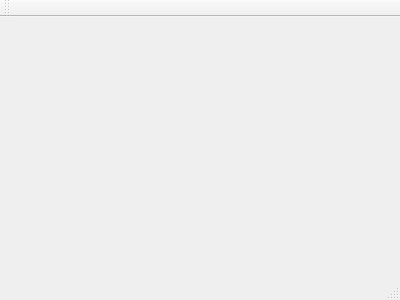
Old version of the form mainwindow.ui in the repository NickReardon/P2-Bulk-Club-Project.
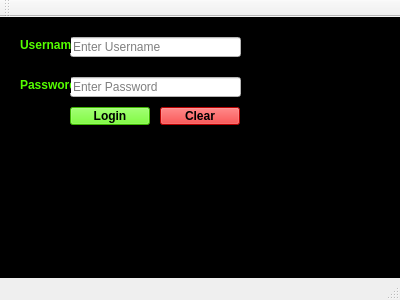
New version of the form.

Commit message: Added UI for the login page to start coding.

The edit to the form file:
```diff
--- a/mainwindow.ui
+++ b/mainwindow.ui
@@ -12,13 +12,171 @@
   <property name="windowTitle" >
    <string>MainWindow</string>
   </property>
-  <widget class="QMenuBar" name="menuBar" />
-  <widget class="QToolBar" name="mainToolBar" />
-  <widget class="QWidget" name="centralWidget" />
-  <widget class="QStatusBar" name="statusBar" />
+  <widget class="QWidget" name="centralWidget">
+   <widget class="QFrame" name="frame">
+    <property name="geometry">
+     <rect>
+      <x>0</x>
+      <y>0</y>
+      <width>401</width>
+      <height>271</height>
+     </rect>
+    </property>
+    <property name="styleSheet">
+     <string notr="true">background: #000;</string>
+    </property>
+    <property name="frameShape">
+     <enum>QFrame::StyledPanel</enum>
+    </property>
+    <property name="frameShadow">
+     <enum>QFrame::Raised</enum>
+    </property>
+    <widget class="QLineEdit" name="lineEdit">
+     <property name="geometry">
+      <rect>
+       <x>70</x>
+       <y>20</y>
+       <width>171</width>
+       <height>20</height>
+      </rect>
+     </property>
+     <property name="styleSheet">
+      <string notr="true">background-color: rgb(255, 255, 255);</string>
+     </property>
+     <property name="placeholderText">
+      <string>Enter Username</string>
+     </property>
+    </widget>
+    <widget class="QLineEdit" name="lineEdit_2">
+     <property name="geometry">
+      <rect>
+       <x>70</x>
+       <y>60</y>
+       <width>171</width>
+       <height>20</height>
+      </rect>
+     </property>
+     <property name="styleSheet">
+      <string notr="true">background-color: rgb(255, 255, 255);</string>
+     </property>
+     <property name="echoMode">
+      <enum>QLineEdit::Password</enum>
+     </property>
+     <property name="placeholderText">
+      <string>Enter Password</string>
+     </property>
+    </widget>
+    <widget class="QLabel" name="label">
+     <property name="geometry">
+      <rect>
+       <x>20</x>
+       <y>20</y>
+       <width>51</width>
+       <height>16</height>
+      </rect>
+     </property>
+     <property name="font">
+      <font>
+       <weight>75</weight>
+       <bold>true</bold>
+      </font>
+     </property>
+     <property name="styleSheet">
+      <string notr="true">color: rgb(85, 255, 0);</string>
+     </property>
+     <property name="text">
+      <string>Username</string>
+     </property>
+    </widget>
+    <widget class="QLabel" name="label_2">
+     <property name="geometry">
+      <rect>
+       <x>20</x>
+       <y>60</y>
+       <width>51</width>
+       <height>16</height>
+      </rect>
+     </property>
+     <property name="font">
+      <font>
+       <weight>75</weight>
+       <bold>true</bold>
+      </font>
+     </property>
+     <property name="styleSheet">
+      <string notr="true">color: rgb(85, 255, 0);</string>
+     </property>
+     <property name="text">
+      <string>Password</string>
+     </property>
+    </widget>
+    <widget class="QPushButton" name="pushButton">
+     <property name="geometry">
+      <rect>
+       <x>160</x>
+       <y>90</y>
+       <width>80</width>
+       <height>18</height>
+      </rect>
+     </property>
+     <property name="font">
+      <font>
+       <weight>75</weight>
+       <bold>true</bold>
+      </font>
+     </property>
+     <property name="styleSheet">
+      <string notr="true">background-color: rgb(255, 0, 0);</string>
+     </property>
+     <property name="text">
+      <string>Clear</string>
+     </property>
+    </widget>
+    <widget class="QPushButton" name="pushButton_2">
+     <property name="geometry">
+      <rect>
+       <x>70</x>
+       <y>90</y>
+       <width>80</width>
+       <height>18</height>
+      </rect>
+     </property>
+     <property name="font">
+      <font>
+       <weight>75</weight>
+       <bold>true</bold>
+      </font>
+     </property>
+     <property name="styleSheet">
+      <string notr="true">background-color: rgb(85, 255, 0);</string>
+     </property>
+     <property name="text">
+      <string>Login</string>
+     </property>
+    </widget>
+   </widget>
+  </widget>
+  <widget class="QMenuBar" name="menuBar">
+   <property name="geometry">
+    <rect>
+     <x>0</x>
+     <y>0</y>
+     <width>400</width>
+     <height>19</height>
+    </rect>
+   </property>
+  </widget>
+  <widget class="QToolBar" name="mainToolBar">
+   <attribute name="toolBarArea">
+    <enum>TopToolBarArea</enum>
+   </attribute>
+   <attribute name="toolBarBreak">
+    <bool>false</bool>
+   </attribute>
+  </widget>
+  <widget class="QStatusBar" name="statusBar"/>
  </widget>
- <layoutDefault spacing="6" margin="11" />
- <pixmapfunction></pixmapfunction>
+ <layoutdefault spacing="6" margin="11"/>
  <resources/>
  <connections/>
 </ui>
```
Left out of the diff: 7 changed lines with no effect on the pictures. The commit also changes 1 other file.
